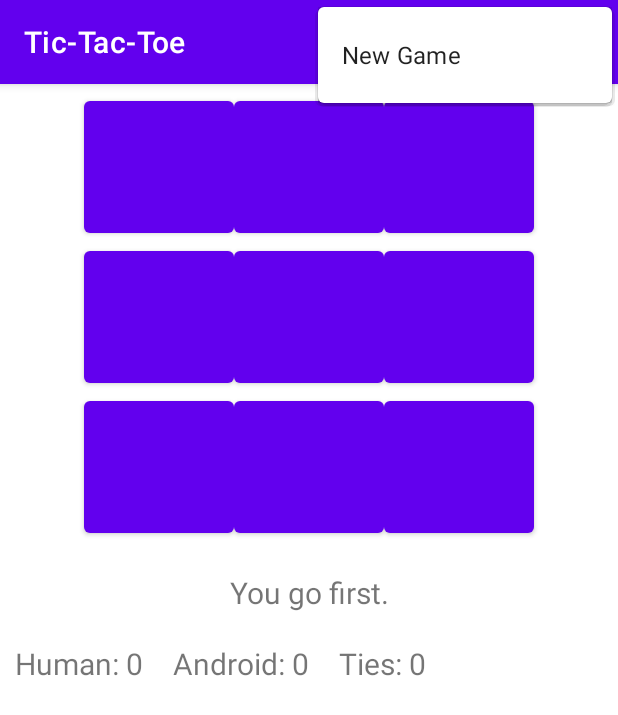
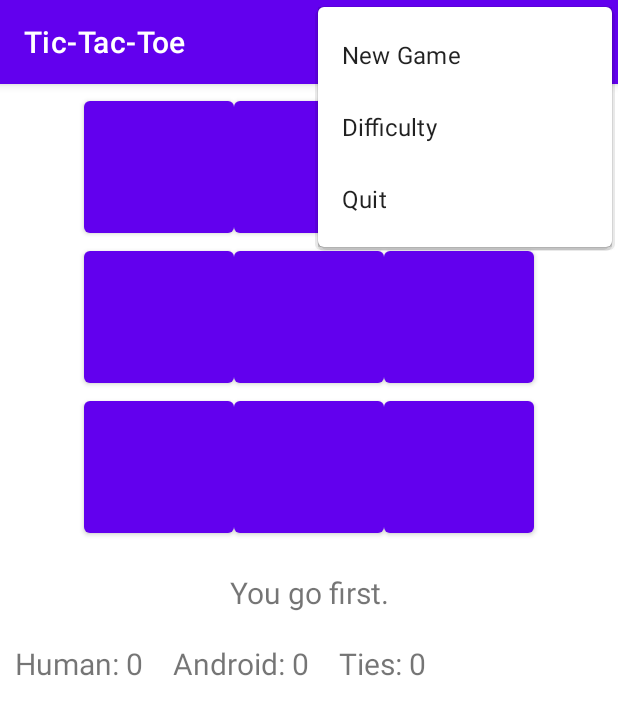
Before and after one commit to AndresRPerez12/DesarrolloAppsMoviles, an Android app: the screen it shows after launch (MainActivity), with the options menu open, on a phone screen of 412 x 824 dp. Shown: the top 715 px of the screen. Run offline under Robolectric (Android 15) with nearby library versions, the phone set to English and light mode, and no system bars.

Commit message:
Add difficulty and quit options.

```diff
--- /dev/null
+++ b/Talleres/Reto3/AndroidTicTacToe/app/src/main/res/menu/options_menu.xml
@@ -0,0 +1,11 @@
+<menu xmlns:android="http://schemas.android.com/apk/res/android">
+    <item android:id="@+id/new_game"
+        android:title="New Game"
+        android:icon="@drawable/new_game" />
+    <item android:id="@+id/ai_difficulty"
+        android:title="Difficulty"
+        android:icon="@drawable/difficulty_level" />
+    <item android:id="@+id/quit"
+        android:title="Quit"
+        android:icon="@drawable/quit_game" />
+</menu>
--- a/Talleres/Reto3/AndroidTicTacToe/app/src/main/res/values/strings.xml
+++ b/Talleres/Reto3/AndroidTicTacToe/app/src/main/res/values/strings.xml
@@ -6,4 +6,11 @@
     <string name="result_tie">It\'s a tie.</string>
     <string name="result_human_wins">You won!</string>
     <string name="result_computer_wins">Android won!</string>
+    <string name="difficulty_choose">Choose a difficulty level:</string>
+    <string name="difficulty_easy">Easy</string>
+    <string name="difficulty_harder">Harder</string>
+    <string name="difficulty_expert">Expert</string>
+    <string name="quit_question">Are you sure you want to quit?</string>
+    <string name="yes">Yes</string>
+    <string name="no">No</string>
 </resources>
```
Also changed, not shown: Talleres/Reto3/AndroidTicTacToe/app/src/main/java/co/edu/harding/tictactoe/TicTacToeGame.java (+54 -6 lines), Talleres/Reto3/AndroidTicTacToe/app/src/main/java/co/edu/unal/androidtictactoe_tutorial2/MainActivity.java (+84 -3 lines), Talleres/Reto3/AndroidTicTacToe/app/src/main/res/drawable/difficulty_level.png (added), Talleres/Reto3/AndroidTicTacToe/app/src/main/res/drawable/new_game.png (added), Talleres/Reto3/AndroidTicTacToe/app/src/main/res/drawable/quit_game.png (added).
